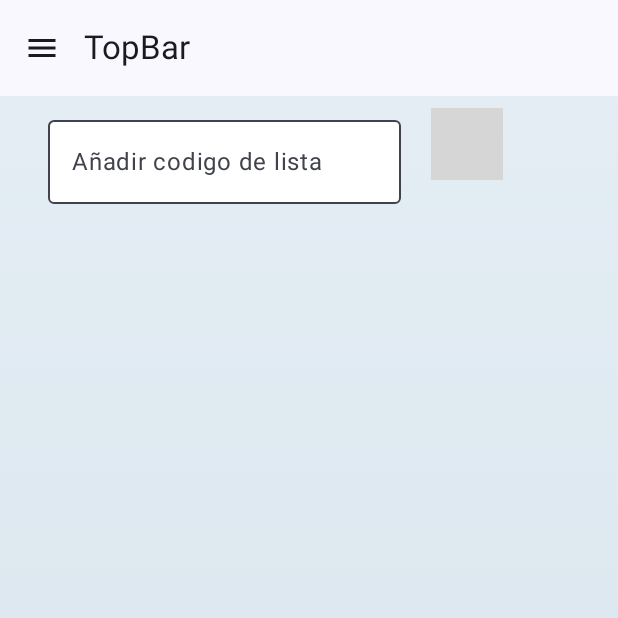
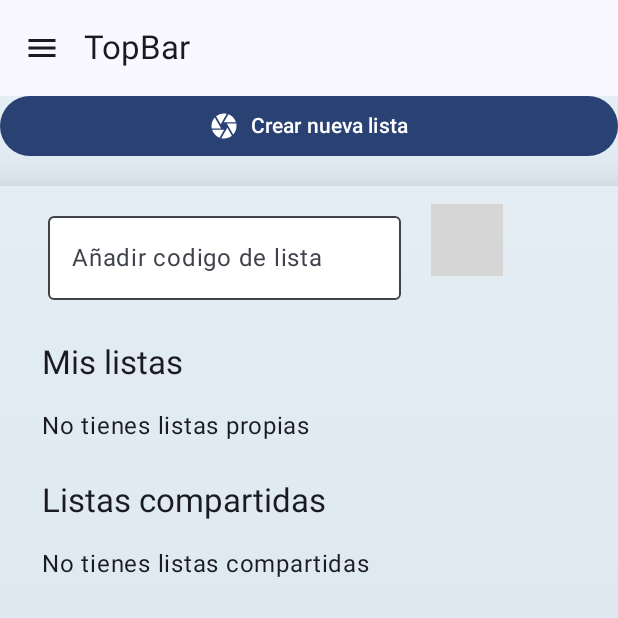
Before and after one commit to JaviGonzP/Proyecto_Final_JaviG, an Android app built with Jetpack Compose: the NavDrawer screen opened through its navigation route, on a phone screen of 412 x 824 dp, the top half of it. Run offline under Robolectric (Android 15) with nearby library versions, the phone set to English and light mode, and no system bars; our stand-ins replace Firebase (no records; nobody signed in at launch, a user with empty details on screens opened directly); libraries missing offline, so code that uses them is left out: com.gandiva.neumorphic; pictures from the network do not load; 3 statements that could not run were skipped; grey boxes are pictures that could not be loaded.

Commit message:
Listas 1.5

```diff
--- a/app/src/main/java/com/example/proyecto_final_javig/screens/Principal.kt
+++ b/app/src/main/java/com/example/proyecto_final_javig/screens/Principal.kt
@@ -28,9 +28,11 @@ import androidx.compose.foundation.lazy.items
 import androidx.compose.foundation.shape.CircleShape
 import androidx.compose.foundation.shape.RoundedCornerShape
 import androidx.compose.material.icons.Icons
+import androidx.compose.material.icons.filled.Camera
 import androidx.compose.material.icons.filled.Delete
 import androidx.compose.material.icons.filled.Edit
 import androidx.compose.material3.AlertDialog
+import androidx.compose.material3.Button
 import androidx.compose.material3.Checkbox
 import androidx.compose.material3.Divider
 import androidx.compose.material3.ExperimentalMaterial3Api
@@ -99,6 +101,22 @@ fun Principal(navController: NavController, userViewModel: UserViewModel = viewM
                     brush = Brush.verticalGradient(listOf(fondo_azul, fondo_rosa))
                 )
         ) {
+            Button(
+                onClick = {
+                    showAddDialog = true
+                },
+                modifier = Modifier
+                    .fillMaxWidth()
+                    .padding(bottom = 16.dp)
+            ) {
+                Icon(
+                    imageVector = Icons.Default.Camera,
+                    contentDescription = "Lista",
+                    modifier = Modifier.size(20.dp)
+                )
+                Spacer(Modifier.width(8.dp))
+                Text("Crear nueva lista")
+            }
             Listas2(
                 navController,
                 onRequestDelete = { lista ->
@@ -270,43 +288,73 @@ fun Listas2(
                                 verticalArrangement = Arrangement.spacedBy(8.dp),
                                 modifier = Modifier.fillMaxHeight()
                             ) {
+                                // ——— Sección 1: MIS LISTAS ———
+                                item {
+                                    Text(
+                                        text = "Mis listas",
+                                        style = MaterialTheme.typography.titleLarge,
+                                        modifier = Modifier.padding(start = 16.dp, bottom = 8.dp)
+                                    )
+                                }
+                                if (misListas.isEmpty()) {
+                                    item {
+                                        Text(
+                                            text = "No tienes listas propias",
+                                            modifier = Modifier.padding(start = 16.dp)
+                                        )
+                                    }
+                                } else {
                                     items(misListas, key = { it.id_lista }) { lista ->
-                                    // extrae productos para esta lista:
                                         val productosEstaLista = dataViewModel.stateP.value
                                             .filter { it.id_lista == lista.id_lista }
-
                                         ListCard(
                                             lista = lista,
                                             productos = productosEstaLista,
+                                            isShared = false,
                                             onEdit = {
-                                            navController.navigate(route = Screens.InteriorLista.passId(lista.id_lista))
+                                                navController.navigate(Screens.InteriorLista.passId(lista.id_lista))
                                             },
-                                        onDelete = {
-                                            onRequestDelete(lista)
-                                        },
+                                            onDelete = { onRequestDelete(lista) },
                                             onToggleProduct = { producto ->
-                                            // alterna comprado en Firestore
                                                 toggleProductoComprado(producto)
                                             }
                                         )
                                     }
+                                }
+
+                                // ——— Sección 2: LISTAS COMPARTIDAS ———
+                                item {
+                                    Spacer(Modifier.height(16.dp))
+                                    Text(
+                                        text = "Listas compartidas",
+                                        style = MaterialTheme.typography.titleLarge,
+                                        modifier = Modifier.padding(start = 16.dp, bottom = 8.dp)
+                                    )
+                                }
+                                if (listasCompartidas.isEmpty()) {
+                                    item {
+                                        Text(
+                                            text = "No tienes listas compartidas",
+                                            modifier = Modifier.padding(start = 16.dp)
+                                        )
+                                    }
+                                } else {
                                     items(listasCompartidas, key = { it.id_lista }) { lista ->
                                         val productosEstaLista = dataViewModel.stateP.value
                                             .filter { it.id_lista == lista.id_lista }
-
                                         ListCard(
                                             lista = lista,
                                             productos = productosEstaLista,
+                                            isShared = true,
                                             onEdit = {
-                                            navController.navigate(route = Screens.InteriorLista.passId(lista.id_lista))
+                                                navController.navigate(Screens.InteriorLista.passId(lista.id_lista))
                                             },
-                                        onDelete = {
-                                            deleteLista(lista.id_lista)
-                                        },
+                                            onDelete = { onRequestDelete(lista) },
                                             onToggleProduct = { producto ->
                                                 toggleProductoComprado(producto)
                                             }
                                         )
+                                    }
                                 }
                             }
                         }
@@ -330,23 +378,26 @@ fun toggleProductoComprado(producto: ProductosItems) {
 fun ListCard(
     lista: ListaItems,
     productos: List<ProductosItems>,
+    isShared: Boolean,
     onEdit: () -> Unit,
     onDelete: () -> Unit,
     onToggleProduct: (ProductosItems) -> Unit
 ) {
     var expanded by remember { mutableStateOf(false) }
 
+    val bgColor = if (isShared) MaterialTheme.colorScheme.secondaryContainer else MaterialTheme.colorScheme.surface
+
     Surface(
         tonalElevation = 4.dp,
         shape = RoundedCornerShape(8.dp),
+        color = bgColor,
         modifier = Modifier
             .fillMaxWidth()
-            .padding(vertical = 4.dp)
+            .padding(horizontal = 16.dp)
             .clickable { expanded = !expanded }
             .animateContentSize()
     ) {
         Column(modifier = Modifier.padding(16.dp)) {
-            // Cabecera: nombre + botones
             Row(
                 verticalAlignment = Alignment.CenterVertically,
                 modifier = Modifier.fillMaxWidth()
@@ -354,22 +405,16 @@ fun ListCard(
                 Text(
                     text = lista.nombre_lista,
                     style = MaterialTheme.typography.titleMedium,
-                    fontSize = 18.sp,
                     modifier = Modifier.weight(1f)
                 )
                 IconButton(onClick = onEdit) {
                     Icon(Icons.Default.Edit, contentDescription = "Editar lista")
                 }
                 IconButton(onClick = onDelete) {
-                    Icon(
-                        Icons.Default.Delete,
-                        contentDescription = "Borrar lista",
-                        tint = Color.Red
-                    )
+                    Icon(Icons.Default.Delete, contentDescription = "Borrar lista", tint = Color.Red)
                 }
             }
 
-            // Detalle de productos
             AnimatedVisibility(expanded) {
                 Column(modifier = Modifier.padding(top = 8.dp)) {
                     productos.forEach { producto ->
```
Lines whose indentation alone changed are shown as unchanged.
